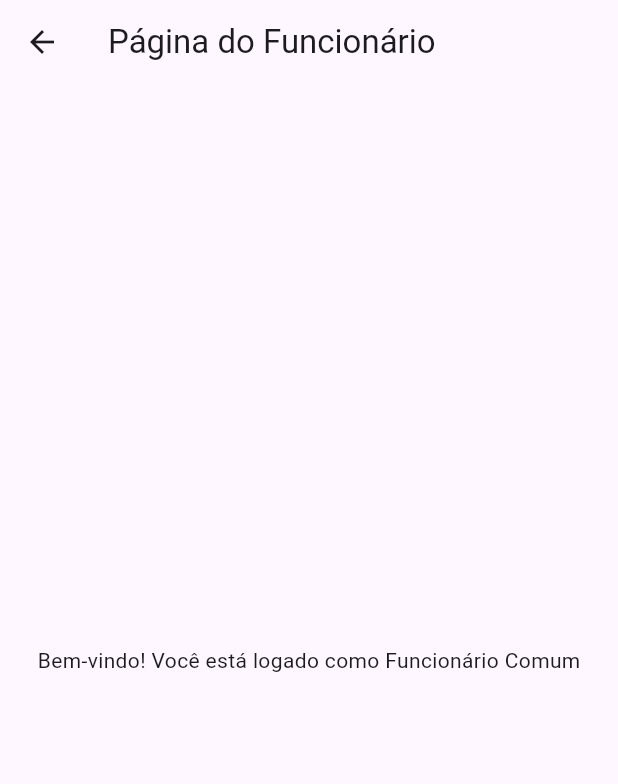
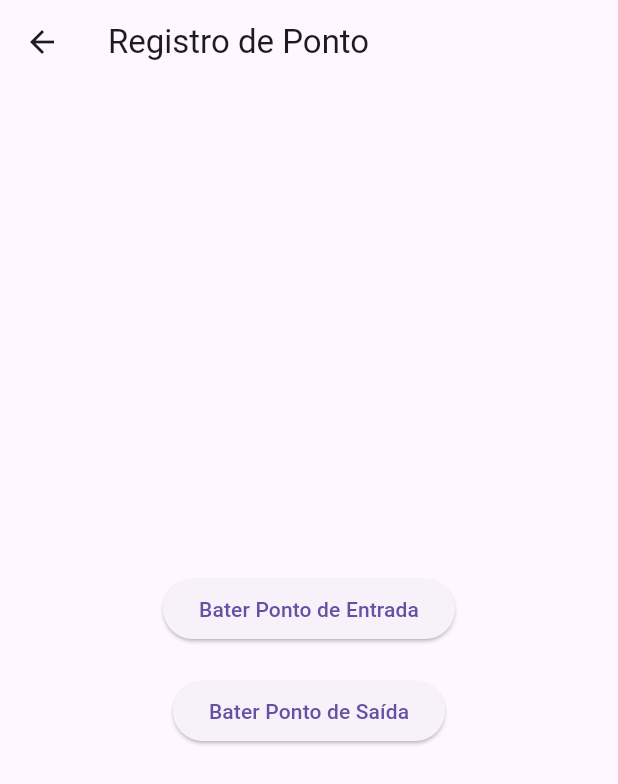
Before and after one commit to ryangabriel27/projeto-registro-ponto-mobile, a Flutter app: the LoginScreen screen opened directly, after a tap on "Continuar", after a tap on "Login", on a phone screen of 412 x 824 dp. Shown: the top 784 px of the screen. Run offline on Flutter 3.47's test engine with Material 3 defaults, Android fonts, the phone set to English and light mode, and no system bars; our stand-ins replace cloud_firestore, firebase_core, geolocator; accounts and stored records are empty.

Commit message:
24.10 vigia

```diff
--- a/prototipo_teste/lib/screens/login_screen.dart
+++ b/prototipo_teste/lib/screens/login_screen.dart
@@ -4,6 +4,8 @@ import 'package:prototipo_teste/screens/cadastro_screen.dart';
 import 'package:prototipo_teste/services/firestore_service.dart';
 import 'package:prototipo_teste/screens/cadastro_senha_screen.dart';
 import 'package:prototipo_teste/screens/dashboard_screen.dart';
+
+import '../views/dashboard_page.dart';
 
 class LoginScreen extends StatefulWidget {
   @override
@@ -15,7 +17,8 @@ class _LoginScreenState extends State<LoginScreen> {
   final TextEditingController _senhaController = TextEditingController();
   final FirestoreService _firestoreService = FirestoreService();
 
-  bool _senhaFieldVisible = false; // Para controlar a exibição do campo de senha
+  bool _senhaFieldVisible =
+      false; // Para controlar a exibição do campo de senha
 
   @override
   Widget build(BuildContext context) {
@@ -70,22 +73,13 @@ class _LoginScreenState extends State<LoginScreen> {
                   Funcionario? funcionarioData =
                       await _firestoreService.buscarFuncionarioPorNIF(nif);
 
-                  if (funcionarioData != null && funcionarioData.senha == senha) {
-                    if (funcionarioData.isAdmin == true) {
-                      Navigator.push(
+                  if (funcionarioData != null &&
+                      funcionarioData.senha == senha) {
+                    Navigator.pushReplacement(
                         context,
                         MaterialPageRoute(
-                          builder: (_) => CadastroFuncionariosScreen(),
-                        ),
-                      );
-                    } else {
-                      Navigator.push(
-                        context,
-                        MaterialPageRoute(
-                          builder: (_) => PaginaInternaFuncionario(),
-                        ),
-                      );
-                    }
+                          builder: (_) => DashboardPage(),
+                        ));
                   } else {
                     ScaffoldMessenger.of(context).showSnackBar(
                       SnackBar(content: Text('Senha incorreta')),
--- /dev/null
+++ b/prototipo_teste/lib/views/dashboard_page.dart
@@ -0,0 +1,41 @@
+import 'package:flutter/material.dart';
+import 'registro_ponto_page.dart';
+
+class DashboardPage extends StatelessWidget {
+  @override
+  Widget build(BuildContext context) {
+    return Scaffold(
+      appBar: AppBar(
+        title: Text('Registro de Ponto'),
+      ),
+      body: Center(
+        child: Column(
+          mainAxisAlignment: MainAxisAlignment.center,
+          children: <Widget>[
+            ElevatedButton(
+              onPressed: () {
+                Navigator.push(
+                  context,
+                  MaterialPageRoute(
+                      builder: (context) => RegistroPontoPage(tipo: 'entrada')),
+                );
+              },
+              child: Text('Bater Ponto de Entrada'),
+            ),
+            SizedBox(height: 20),
+            ElevatedButton(
+              onPressed: () {
+                Navigator.push(
+                  context,
+                  MaterialPageRoute(
+                      builder: (context) => RegistroPontoPage(tipo: 'saida')),
+                );
+              },
+              child: Text('Bater Ponto de Saída'),
+            ),
+          ],
+        ),
+      ),
+    );
+  }
+}
--- a/prototipo_teste/pubspec.yaml
+++ b/prototipo_teste/pubspec.yaml
@@ -39,6 +39,9 @@ dependencies:
   cloud_firestore: ^5.4.4
   firebase_messaging: ^15.1.3
   local_auth: ^2.3.0
+  geolocator: ^9.0.1
+  google_maps_flutter: ^2.2.2
+  http: ^0.13.3
 
 dev_dependencies:
   flutter_test:
```
Also changed, not shown: prototipo_teste/lib/main.dart (+6 -1 lines), prototipo_teste/lib/services/firestore_service.dart (+27 -4 lines), prototipo_teste/lib/views/registro_ponto_page.dart (added, +104 -0 lines), prototipo_teste/pubspec.lock, 1 other file.
